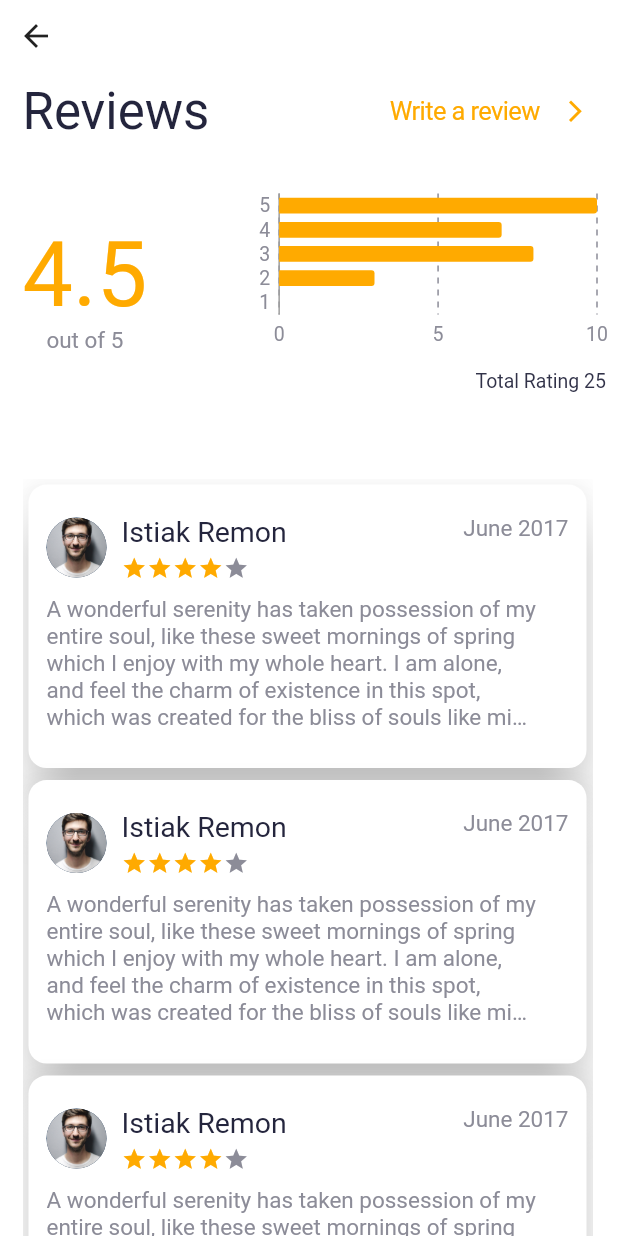
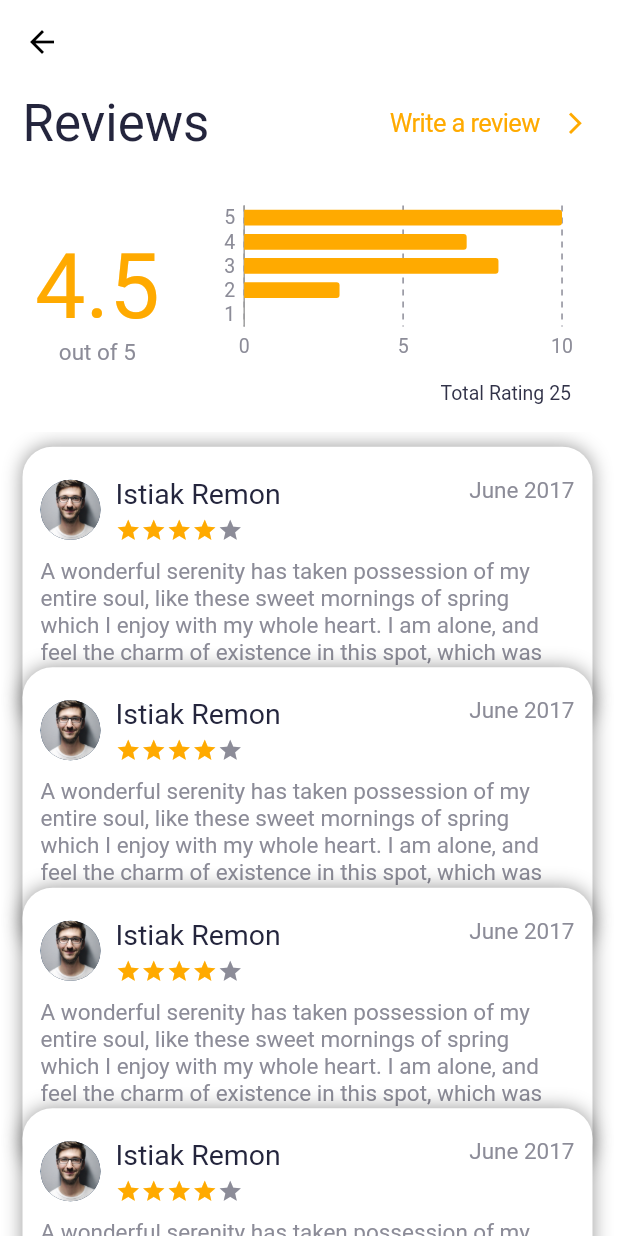
Before and after one commit to Nitro963/TripPal, a Flutter app: the Reviews screen opened directly, on a phone screen of 412 x 824 dp. Run offline on Flutter 3.47's test engine with Material 2 defaults, Android fonts, the phone set to English and light mode, and no system bars; our stand-ins replace charts_flutter, flutter_svg, font_awesome_flutter, readmore, smooth_page_indicator; missing offline and left inert: overflow_view, transformer_page_view; Roboto replaces fonts that are missing (Montserrat); statements that could not run were skipped.

Commit message:
Reviews & details animations

```diff
--- a/lib/main.dart
+++ b/lib/main.dart
@@ -14,6 +14,6 @@ void main() {
   runApp(MaterialApp(
     debugShowCheckedModeBanner: false,
     theme: Themes.mainTheme,
-    home: Clima(),
+    home: Reviews(),
   ));
 }
--- a/lib/scr/screens/reviews.dart
+++ b/lib/scr/screens/reviews.dart
@@ -4,32 +4,52 @@ import 'package:travel_app/scr/screens/review_writing.dart';
 import 'package:travel_app/scr/shared/constants.dart';
 import 'package:travel_app/scr/widgets/ReviewsBarChart.dart';
 import 'package:travel_app/scr/widgets/review_card.dart';
+
 // import 'package:travel_app/scr/widgets/stars.dart';
+class Reviews extends StatefulWidget {
+  @override
+  _ReviewsState createState() => _ReviewsState();
+}
 
-class Reviews extends StatelessWidget {
+class _ReviewsState extends State<Reviews> {
+  final controller = ScrollController();
+  bool closeTopContainer = false;
+  double topContainer = 0;
+
+  @override
+  void initState() {
+    super.initState();
+    controller.addListener(() {
+      var value = controller.offset / 147;
+      setState(() {
+        topContainer = value;
+        closeTopContainer = controller.offset > 50;
+      });
+    });
+  }
+
   @override
   Widget build(BuildContext context) {
     SizeConfig.init(context);
     return Scaffold(
+        appBar: AppBar(
+          shadowColor: Colors.transparent,
+          leading: BackButton(
+            color: Colors.black,
+            onPressed: () {
+              print("return");
+              Navigator.pop(context);
+            },
+          ),
+          backgroundColor: Colors.transparent,
+        ),
         body: SafeArea(
           child: Column(
               mainAxisAlignment: MainAxisAlignment.start,
               crossAxisAlignment: CrossAxisAlignment.start,
               children: [
-            BackButton(
-              onPressed: () {
-                print("return");
-                Navigator.pop(context);
-              },
-            ),
-            Expanded(
-              child: Padding(
-                padding: EdgeInsets.only(left: 15.0),
-                child: Column(
-                  crossAxisAlignment: CrossAxisAlignment.start,
-                  children: [
                 Padding(
-                      padding: EdgeInsets.only(bottom: 15),
+                  padding: EdgeInsets.only(left: 15.0, bottom: 15),
                   child: Row(
                     mainAxisAlignment: MainAxisAlignment.spaceBetween,
                     children: [
@@ -63,7 +83,20 @@ class Reviews extends StatelessWidget {
                     ],
                   ),
                 ),
-                    Row(
+                AnimatedOpacity(
+                  duration: Duration(milliseconds: 200),
+                  opacity: closeTopContainer ? 0 : 1,
+                  child: AnimatedContainer(
+                      width: SizeConfig.screenWidth,
+                      height: closeTopContainer
+                          ? 0
+                          : SizeConfig.blockSizeVertical * 20,
+                      alignment: Alignment.topCenter,
+                      duration: Duration(milliseconds: 200),
+                      child: FittedBox(
+                        fit: BoxFit.fill,
+                        alignment: Alignment.topCenter,
+                        child: Row(
                             mainAxisAlignment: MainAxisAlignment.spaceBetween,
                             crossAxisAlignment: CrossAxisAlignment.center,
                             children: [
@@ -75,16 +108,18 @@ class Reviews extends StatelessWidget {
                                 Text(
                                   'out of 5',
                                   style: TextStyle(
-                                  color: const Color(0xff8c8c98), fontSize: 15),
+                                      color: const Color(0xff8c8c98),
+                                      fontSize: 15),
                                 ),
                               ]),
-                          //bar chart
+                              SizedBox(width: 35),
                               Column(
                                 crossAxisAlignment: CrossAxisAlignment.end,
                                 children: [
                                   Container(
                                       height: SizeConfig.blockSizeVertical * 15,
-                                  width: SizeConfig.blockSizeHorizontal * 60,
+                                      width:
+                                          SizeConfig.blockSizeHorizontal * 60,
                                       child: ReviewsBarChart.withSampleData()),
                                   Padding(
                                     padding: const EdgeInsets.all(8.0),
@@ -95,30 +130,40 @@ class Reviews extends StatelessWidget {
                                   ),
                                 ],
                               ),
-
-                          //total ratings
                             ]),
-                    SizedBox(height: SizeConfig.blockSizeVertical * 6),
+                      )),
+                ),
                 Expanded(
+                  child: ListView.builder(
+                      controller: controller,
+                      physics: BouncingScrollPhysics(),
+                      itemCount: 10,
+                      itemBuilder: (context, index) {
+                        double scale = 1.0;
+                        if (topContainer > 0.5) {
+                          scale = index + 0.9 - topContainer;
+                          if (scale < 0) {
+                            scale = 0;
+                          } else if (scale > 1) scale = 1;
+                        }
+                        return Opacity(
+                          opacity: scale,
+                          child: Transform(
+                            transform: Matrix4.identity()..scale(scale, scale),
+                            alignment: Alignment.bottomCenter,
+                            child: Align(
+                              heightFactor: 0.7,
+                              alignment: Alignment.topCenter,
                               child: Padding(
-                        padding: const EdgeInsets.only(right: 17.0),
-                        child: ListView(
-                          shrinkWrap: true,
-                          children: [
-                            ReviewCard(),
-                            ReviewCard(),
-                            ReviewCard(),
-                          ],
-                        ),
-                      ),
-                    )
-                  ],
-                ),
-              ),
-            ),
-          ],
+                                  padding: const EdgeInsets.only(
+                                      left: 15.0, right: 17.0),
+                                  child: ReviewCard()),
                             ),
                           ),
                         );
+                      }),
+                )
+              ]),
+        ));
   }
 }
--- a/lib/scr/services/networking.dart
+++ b/lib/scr/services/networking.dart
@@ -20,6 +20,10 @@ abstract class RequestBuilder {
 
   void addHeader(String name, String value) {
     headers[name] = value;
+  }
+
+  void addBodyField(String name, String value) {
+    body[name] = value;
   }
 
   void _clear() {
--- a/lib/scr/widgets/review_card.dart
+++ b/lib/scr/widgets/review_card.dart
@@ -1,17 +1,21 @@
 import 'package:flutter/material.dart';
+import 'package:travel_app/scr/shared/constants.dart';
 import 'package:travel_app/scr/widgets/stars.dart';
 
 class ReviewCard extends StatelessWidget {
   //TODO make it grow to full review text on user click
-  const ReviewCard({
-    Key key,
-  }) : super(key: key);
 
   @override
   Widget build(BuildContext context) {
-    return Card(
-      elevation: 15,
-      shape: RoundedRectangleBorder(borderRadius: BorderRadius.circular(12)),
+    return Container(
+      height: 190,
+      margin: const EdgeInsets.symmetric(vertical: 10),
+      decoration: BoxDecoration(
+          borderRadius: BorderRadius.all(Radius.circular(20.0)),
+          color: Colors.white,
+          boxShadow: [
+            BoxShadow(color: Colors.black.withAlpha(100), blurRadius: 10.0)
+          ]),
       child: Padding(
         padding: const EdgeInsets.symmetric(horizontal: 12, vertical: 20),
         child: Column(
```
Also changed, not shown: lib/scr/screens/clima.dart (+11 -12 lines), lib/scr/screens/place_details.dart (+131 -80 lines). Lines whose indentation alone changed are shown as unchanged.
